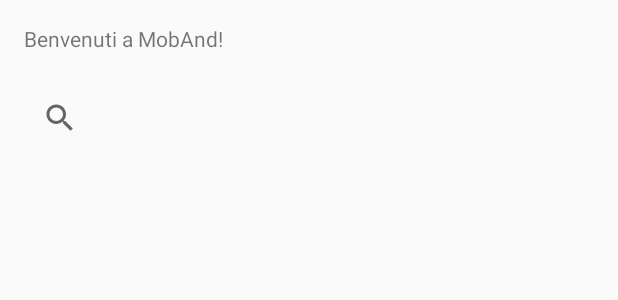
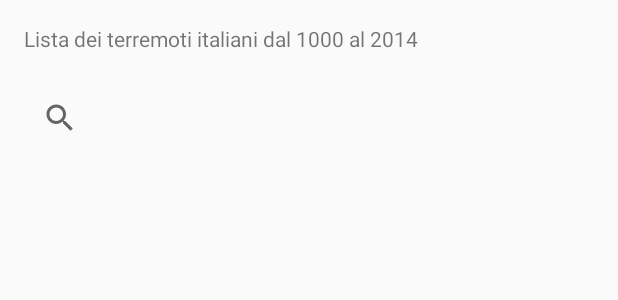
Before and after one commit to shineangelic/MobAnd01, an Android app: the layout content_main.xml on its own in the app's theme, with its tools: preview values and no code run, on a phone screen of 412 x 824 dp. Shown: the top 300 px of the screen. Run offline under Robolectric (Android 15) with nearby library versions, the phone set to English and light mode, and no system bars; network calls fail.

Commit message:
alcuni TODO autori

```diff
--- a/app/src/main/java/it/eng/moband/OpzioniActivity.java
+++ b/app/src/main/java/it/eng/moband/OpzioniActivity.java
@@ -14,6 +14,8 @@ public class OpzioniActivity extends PreferenceActivity {
         addPreferencesFromResource(R.xml.opzioni);
     }
 
+//TODO vedere la reference implementation su https://developer.android.com/reference/android/preference/PreferenceActivity.html
+
 
 //    SeekBar sampleSizeSeekBar = (SeekBar) findViewById(R.id.sampleSizeSeekBar);
 //    int val = sampleSizeSeekBar.getProgress();
--- a/app/src/main/res/layout/content_main.xml
+++ b/app/src/main/res/layout/content_main.xml
@@ -16,7 +16,7 @@
         android:id="@+id/uelcom"
         android:layout_width="wrap_content"
         android:layout_height="wrap_content"
-        android:text="Benvenuti a MobAnd!" />
+        android:text="Lista dei terremoti italiani dal 1000 al 2014" />
 
     <TextView
         android:id="@+id/dimensione_DB"
```
